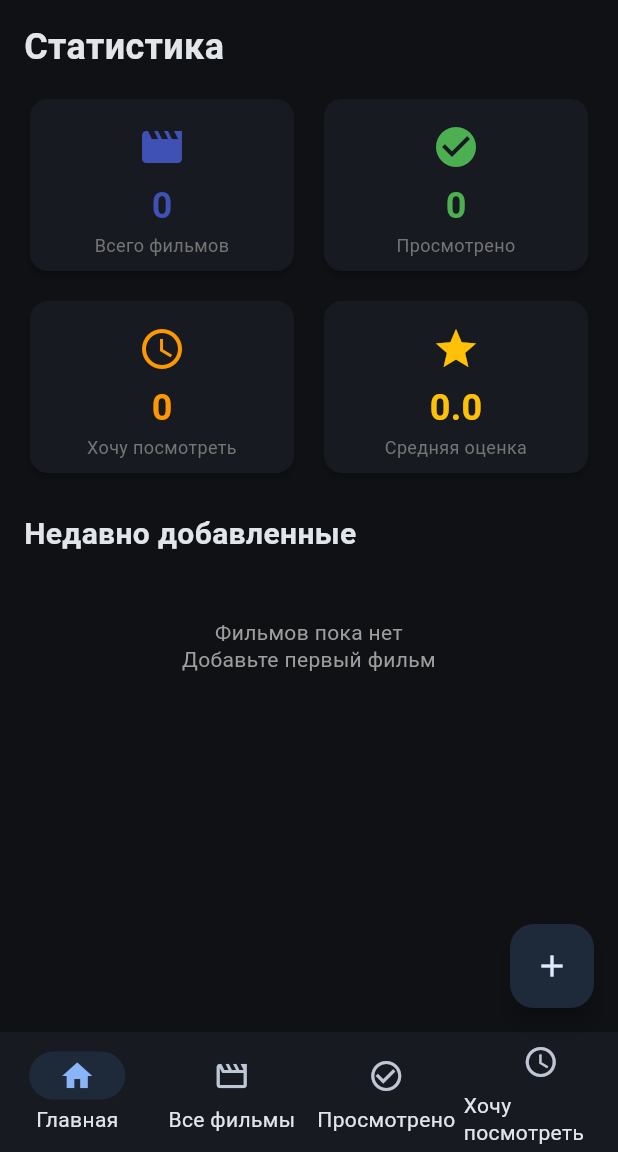
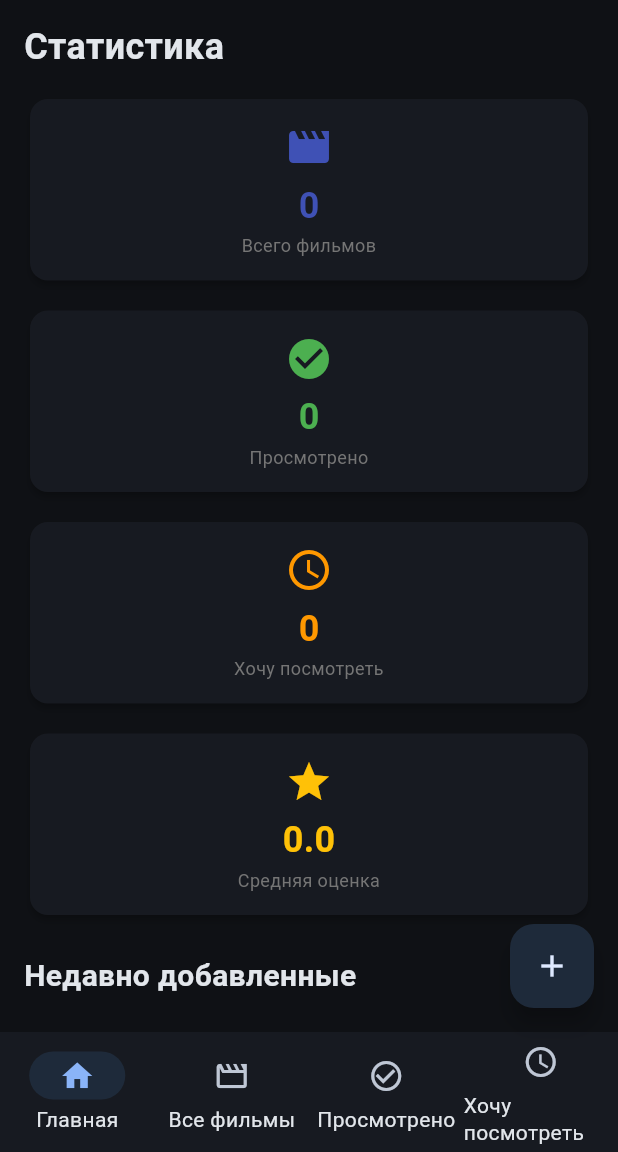
Before and after one commit to as1iva/RKMP-5-practice, a Flutter app: the screen it shows after launch, on a phone screen of 412 x 824 dp, the part 84-1236 px from its top. Run offline on Flutter 3.47's test engine with Material 3 defaults, Android fonts, the light colour scheme and no system bars.

Commit message:
refactor: change layout

```diff
--- a/lib/features/movies/screens/home_screen.dart
+++ b/lib/features/movies/screens/home_screen.dart
@@ -110,13 +110,8 @@ class _HomeScreenState extends State<HomeScreen> {
             style: TextStyle(fontSize: 24, fontWeight: FontWeight.bold),
           ),
           const SizedBox(height: 16),
-          GridView.count(
-            shrinkWrap: true,
-            physics: const NeverScrollableScrollPhysics(),
-            crossAxisCount: 2,
-            mainAxisSpacing: 12,
-            crossAxisSpacing: 12,
-            childAspectRatio: 1.5,
+          Column(
+            crossAxisAlignment: CrossAxisAlignment.stretch,
             children: [
               StatisticsCard(
                 title: 'Всего фильмов',
@@ -124,18 +119,21 @@ class _HomeScreenState extends State<HomeScreen> {
                 icon: Icons.movie_creation,
                 color: Colors.indigo,
               ),
+              const SizedBox(height: 12),
               StatisticsCard(
                 title: 'Просмотрено',
                 value: watchedMovies.toString(),
                 icon: Icons.check_circle,
                 color: Colors.green,
               ),
+              const SizedBox(height: 12),
               StatisticsCard(
                 title: 'Хочу посмотреть',
                 value: toWatch.toString(),
                 icon: Icons.schedule,
                 color: Colors.orange,
               ),
+              const SizedBox(height: 12),
               StatisticsCard(
                 title: 'Средняя оценка',
                 value: averageRating.toStringAsFixed(1),
```
